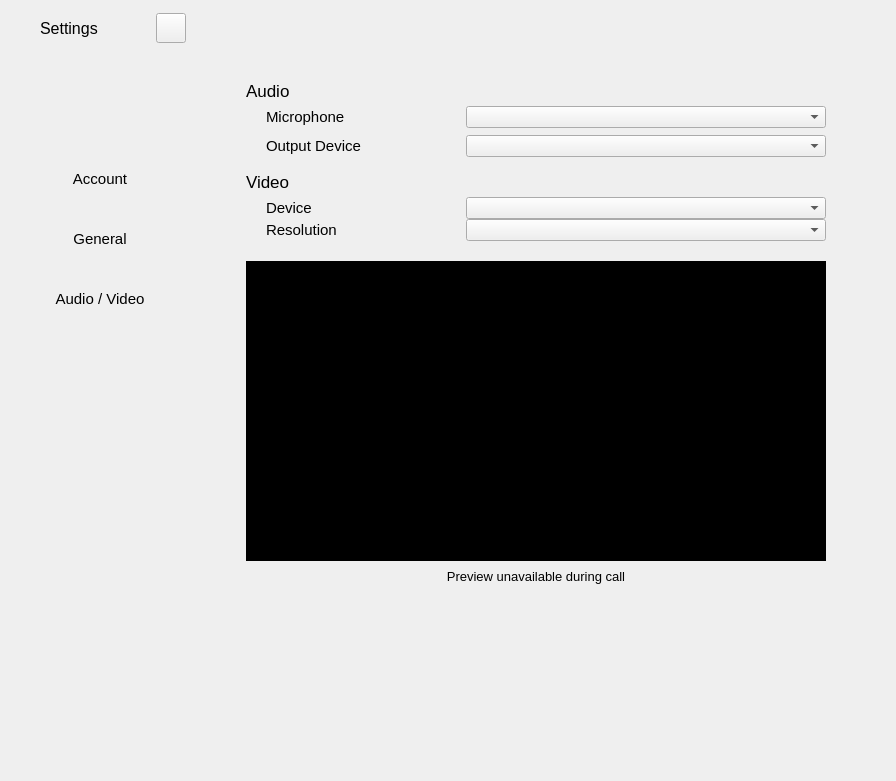
The window that settingswidget.ui (savoirfairelinux/jami-client-windows) describes before a commit, drawn with Qt 5.
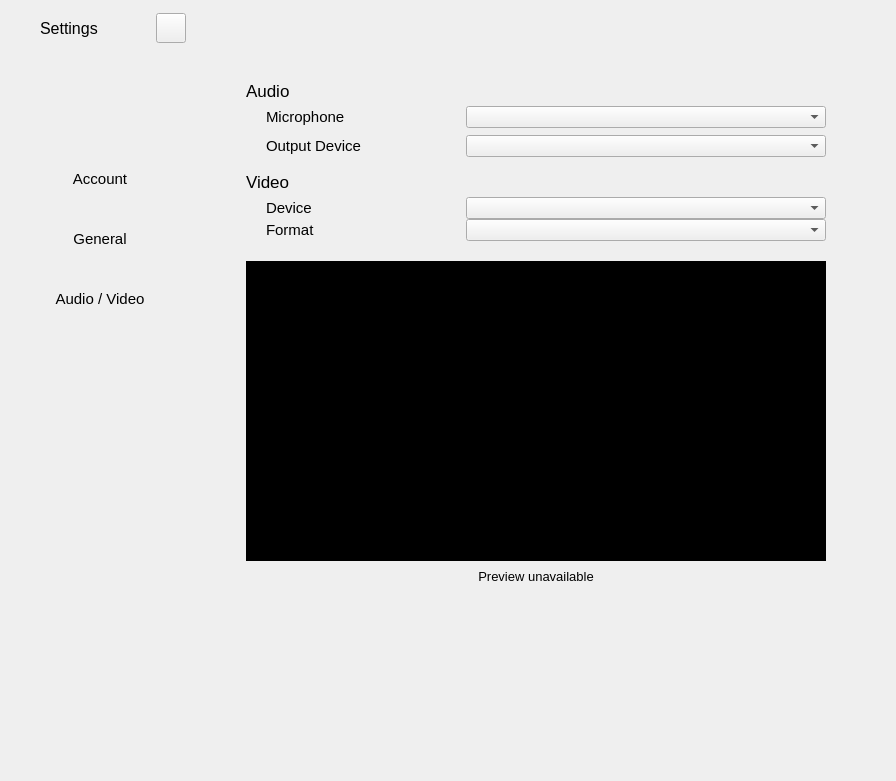
The same window after the commit. The open tabs and pages were chosen to show the change. Icons and pictures are not drawn. Custom widgets are drawn as their Qt base class.

Commit message: settings: use one combo box to change resolution and rate

The edit to the form file:
```diff
--- a/settingswidget.ui
+++ b/settingswidget.ui
@@ -2815,6 +2815,9 @@
                          <property name="leftMargin">
                           <number>20</number>
                          </property>
+                         <property name="bottomMargin">
+                          <number>0</number>
+                         </property>
                          <item>
                           <layout class="QHBoxLayout" name="horizontalLayout_33">
                            <property name="spacing">
@@ -2880,6 +2883,9 @@
                            <property name="spacing">
                             <number>0</number>
                            </property>
+                           <property name="topMargin">
+                            <number>0</number>
+                           </property>
                            <item>
                             <widget class="QLabel" name="label_21">
                              <property name="font">
@@ -2888,10 +2894,7 @@
                               </font>
                              </property>
                              <property name="text">
-                              <string>Resolution</string>
-                             </property>
-                             <property name="textInteractionFlags">
-                              <set>Qt::NoTextInteraction</set>
+                              <string>Format</string>
                              </property>
                             </widget>
                            </item>
@@ -3071,7 +3074,7 @@
                         </font>
                        </property>
                        <property name="text">
-                        <string>Preview unavailable during call</string>
+                        <string>Preview unavailable</string>
                        </property>
                        <property name="alignment">
                         <set>Qt::AlignCenter</set>
```
Left out of the diff: 18 changed lines with no effect on the pictures. The commit also changes 2 other files.
